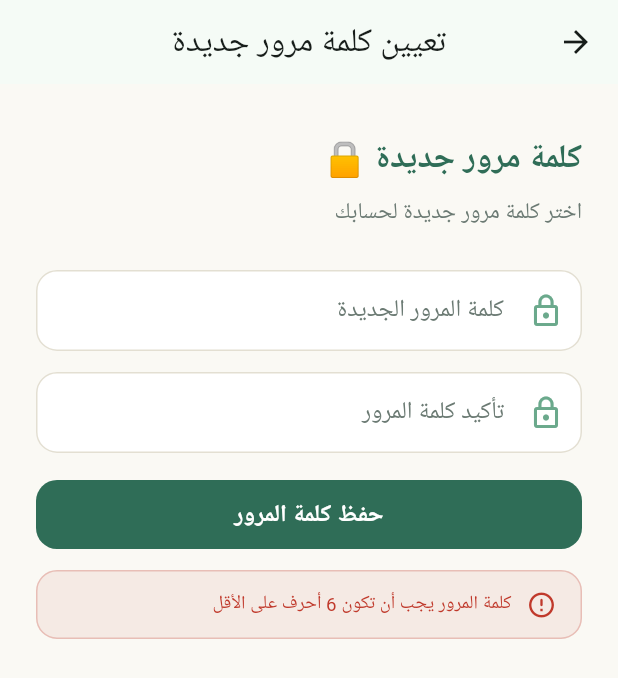
After one commit to Alanoud-Aloraydi/Athar-Fintech, a Flutter app: the ResetPasswordScreen screen opened directly, after a tap on "حفظ كلمة المرور", on a phone screen of 412 x 824 dp. The commit adds this screen. Shown: the top 678 px of the screen. Run offline on Flutter 3.47's test engine with Material 3 defaults, Android fonts, the phone set to English and light mode, and no system bars; our stand-ins replace shared_preferences, supabase_flutter, webview_flutter; missing offline and left inert: dart:html, dart:ui_web; accounts and stored records are empty; network calls fail; Roboto replaces fonts that are missing (Tajawal).

Commit message:
Add password recovery: forgot-password screen, Supabase resetPasswordForEmail with redirect, and set-new-password screen triggered by the recovery link
Replit-Task-Id: 52b5251e-5cbf-4146-b00f-39c6458d1d34

```diff
--- /dev/null
+++ b/athar_frontend/lib/screens/forgot_password_screen.dart
@@ -0,0 +1,230 @@
+import 'dart:async' show TimeoutException;
+
+import 'package:flutter/material.dart';
+import '../theme/app_theme.dart';
+import '../widgets/common_widgets.dart';
+import '../services/auth_service.dart';
+import '../core/auth_error_mapper.dart';
+
+/// Screen opened from "نسيت كلمة المرور؟" on the login screen.
+/// The user enters their email and Supabase sends a password-recovery link.
+class ForgotPasswordScreen extends StatefulWidget {
+  const ForgotPasswordScreen({super.key, this.initialEmail});
+
+  /// Pre-filled from the login screen's email field, if the user typed one.
+  final String? initialEmail;
+
+  @override
+  State<ForgotPasswordScreen> createState() => _ForgotPasswordScreenState();
+}
+
+class _ForgotPasswordScreenState extends State<ForgotPasswordScreen> {
+  final _authService = AuthService();
+  late final TextEditingController emailController;
+
+  bool isLoading = false;
+  bool _emailSent = false;
+  String? _errorMessage;
+
+  static const _timeout = Duration(seconds: 15);
+
+  @override
+  void initState() {
+    super.initState();
+    emailController = TextEditingController(text: widget.initialEmail ?? '');
+  }
+
+  @override
+  void dispose() {
+    emailController.dispose();
+    super.dispose();
+  }
+
+  Future<void> _submit() async {
+    final email = emailController.text.trim();
+    if (email.isEmpty || !email.contains('@')) {
+      setState(() => _errorMessage = 'صيغة البريد الإلكتروني غير صحيحة');
+      return;
+    }
+
+    setState(() {
+      isLoading = true;
+      _errorMessage = null;
+    });
+
+    try {
+      await _authService.resetPassword(email).timeout(_timeout);
+      if (!mounted) return;
+      setState(() => _emailSent = true);
+    } on TimeoutException catch (e) {
+      if (!mounted) return;
+      setState(() => _errorMessage = friendlyAuthErrorMessage(e,
+          fallback: 'استغرق الطلب وقتاً طويلاً، تحقّق من اتصالك وحاول مرة أخرى'));
+    } catch (e) {
+      if (!mounted) return;
+      setState(() => _errorMessage = friendlyAuthErrorMessage(
+          e, fallback: 'تعذّر إرسال رابط الاستعادة، حاول مرة أخرى'));
+    } finally {
+      if (mounted) setState(() => isLoading = false);
+    }
+  }
+
+  @override
+  Widget build(BuildContext context) {
+    return Scaffold(
+      appBar: AppBar(title: const Text('استعادة كلمة المرور'), centerTitle: true),
+      body: SafeArea(
+        child: SingleChildScrollView(
+          padding: const EdgeInsets.all(24),
+          child: Column(
+            crossAxisAlignment: CrossAxisAlignment.stretch,
+            children: _emailSent ? _buildSuccess() : _buildForm(),
+          ),
+        ),
+      ),
+    );
+  }
+
+  List<Widget> _buildForm() {
+    return [
+      const SizedBox(height: 10),
+      const Text('نسيت كلمة المرور؟ 🔑', style: AppTextStyles.h2),
+      const SizedBox(height: 6),
+      const Text(
+        'أدخل بريدك الإلكتروني وسنرسل لك رابطاً لإعادة تعيين كلمة المرور',
+        style: AppTextStyles.body,
+      ),
+      const SizedBox(height: 26),
+      AppTextField(
+        controller: emailController,
+        label: 'البريد الإلكتروني',
+        icon: Icons.email_outlined,
+        keyboardType: TextInputType.emailAddress,
+      ),
+      const SizedBox(height: 18),
+      PrimaryButton(
+        text: 'إرسال رابط الاستعادة',
+        isLoading: isLoading,
+        onPressed: _submit,
+      ),
+      if (_errorMessage != null) ...[
+        const SizedBox(height: 14),
+        AuthErrorBanner(
+          message: _errorMessage!,
+          isNetwork: _errorMessage!.contains('الاتصال') ||
+              _errorMessage!.contains('وقتاً'),
+          onRetry: _submit,
+        ),
+      ],
+      const SizedBox(height: 14),
+      Center(
+        child: TextButton(
+          onPressed: () => Navigator.pop(context),
+          child: const Text('العودة لتسجيل الدخول',
+              style: TextStyle(color: AppColors.primaryDark)),
+        ),
+      ),
+    ];
+  }
+
+  List<Widget> _buildSuccess() {
+    return [
+      const SizedBox(height: 40),
+      const Icon(Icons.mark_email_read_outlined,
+          size: 72, color: AppColors.primaryDark),
+      const SizedBox(height: 20),
+      const Text('تم إرسال الرابط ✉️',
+          style: AppTextStyles.h2, textAlign: TextAlign.center),
+      const SizedBox(height: 10),
+      Text(
+        'إذا كان البريد ${emailController.text.trim()} مسجّلاً لدينا، فستصلك رسالة تحتوي على رابط إعادة تعيين كلمة المرور. تحقّق أيضاً من مجلد الرسائل غير المرغوب فيها.',
+        style: AppTextStyles.body,
+        textAlign: TextAlign.center,
+      ),
+      const SizedBox(height: 30),
+      PrimaryButton(
+        text: 'العودة لتسجيل الدخول',
+        onPressed: () => Navigator.pop(context),
+      ),
+      const SizedBox(height: 12),
+      Center(
+        child: TextButton(
+          onPressed: () => setState(() => _emailSent = false),
+          child: const Text('لم تصلك الرسالة؟ أعد المحاولة',
+              style: TextStyle(color: AppColors.textSecondary)),
+        ),
+      ),
+    ];
+  }
+}
+
+// ── Shared inline error widget (same pattern as login/signup screens) ────────
+
+/// Public version of the auth error banner so the recovery screens can reuse
+/// it. Displays a retry link for network / timeout errors.
+class AuthErrorBanner extends StatelessWidget {
+  final String message;
+  final bool isNetwork;
+  final VoidCallback onRetry;
+
+  const AuthErrorBanner({
+    super.key,
+    required this.message,
+    required this.isNetwork,
+    required this.onRetry,
+  });
+
+  @override
+  Widget build(BuildContext context) {
+    return AnimatedSize(
+      duration: const Duration(milliseconds: 250),
+      curve: Curves.easeOut,
+      child: Container(
+        width: double.infinity,
+        padding: const EdgeInsets.symmetric(horizontal: 16, vertical: 12),
+        decoration: BoxDecoration(
+          color: AppColors.danger.withOpacity(0.08),
+          borderRadius: BorderRadius.circular(14),
+          border: Border.all(color: AppColors.danger.withOpacity(0.25)),
+        ),
+        child: Row(
+          crossAxisAlignment: CrossAxisAlignment.start,
+          children: [
+            const Icon(Icons.error_outline_rounded,
+                color: AppColors.danger, size: 20),
+            const SizedBox(width: 10),
+            Expanded(
+              child: Column(
+                crossAxisAlignment: CrossAxisAlignment.start,
+                children: [
+                  Text(
+                    message,
+                    style: AppTextStyles.small.copyWith(
+                      color: AppColors.danger,
+                      height: 1.5,
+                    ),
+                    textAlign: TextAlign.right,
+                  ),
+                  if (isNetwork) ...[
+                    const SizedBox(height: 8),
+                    GestureDetector(
+                      onTap: onRetry,
+                      child: Text(
+                        'إعادة المحاولة',
+                        style: AppTextStyles.small.copyWith(
+                          color: AppColors.danger,
+                          fontWeight: FontWeight.bold,
+                          decoration: TextDecoration.underline,
+                        ),
+                      ),
+                    ),
+                  ],
+                ],
+              ),
+            ),
+          ],
+        ),
+      ),
+    );
+  }
+}
--- /dev/null
+++ b/athar_frontend/lib/screens/reset_password_screen.dart
@@ -0,0 +1,131 @@
+import 'dart:async' show TimeoutException;
+
+import 'package:flutter/material.dart';
+import '../theme/app_theme.dart';
+import '../widgets/common_widgets.dart';
+import '../services/auth_service.dart';
+import '../core/auth_error_mapper.dart';
+import 'forgot_password_screen.dart' show AuthErrorBanner;
+import 'main_navigation_screen.dart';
+
+/// Opened automatically when the user follows the password-recovery link from
+/// the reset email (Supabase fires AuthChangeEvent.passwordRecovery — see
+/// main.dart). The user is authenticated with a temporary recovery session,
+/// so we can set the new password via `updateUser`.
+class ResetPasswordScreen extends StatefulWidget {
+  const ResetPasswordScreen({super.key});
+
+  @override
+  State<ResetPasswordScreen> createState() => _ResetPasswordScreenState();
+}
+
+class _ResetPasswordScreenState extends State<ResetPasswordScreen> {
+  final _authService = AuthService();
+  final passwordController = TextEditingController();
+  final confirmController = TextEditingController();
+
+  bool isLoading = false;
+  String? _errorMessage;
+
+  static const _timeout = Duration(seconds: 15);
+
+  @override
+  void dispose() {
+    passwordController.dispose();
+    confirmController.dispose();
+    super.dispose();
+  }
+
+  Future<void> _submit() async {
+    final password = passwordController.text;
+    if (password.length < 6) {
+      setState(
+          () => _errorMessage = 'كلمة المرور يجب أن تكون 6 أحرف على الأقل');
+      return;
+    }
+    if (password != confirmController.text) {
+      setState(() => _errorMessage = 'كلمتا المرور غير متطابقتين');
+      return;
+    }
+
+    setState(() {
+      isLoading = true;
+      _errorMessage = null;
+    });
+
+    try {
+      await _authService.updatePassword(password).timeout(_timeout);
+      if (!mounted) return;
+      ScaffoldMessenger.of(context).showSnackBar(
+        const SnackBar(content: Text('تم تغيير كلمة المرور بنجاح ✅')),
+      );
+      Navigator.pushAndRemoveUntil(
+        context,
+        MaterialPageRoute(builder: (_) => const MainNavigationScreen()),
+        (route) => false,
+      );
+    } on TimeoutException catch (e) {
+      if (!mounted) return;
+      setState(() => _errorMessage = friendlyAuthErrorMessage(e,
+          fallback: 'استغرق الطلب وقتاً طويلاً، تحقّق من اتصالك وحاول مرة أخرى'));
+    } catch (e) {
+      if (!mounted) return;
+      setState(() => _errorMessage = friendlyAuthErrorMessage(
+          e, fallback: 'تعذّر تغيير كلمة المرور، حاول مرة أخرى'));
+    } finally {
+      if (mounted) setState(() => isLoading = false);
+    }
+  }
+
+  @override
+  Widget build(BuildContext context) {
+    return Scaffold(
+      appBar:
+          AppBar(title: const Text('تعيين كلمة مرور جديدة'), centerTitle: true),
+      body: SafeArea(
+        child: SingleChildScrollView(
+          padding: const EdgeInsets.all(24),
+          child: Column(
+            crossAxisAlignment: CrossAxisAlignment.stretch,
+            children: [
+              const SizedBox(height: 10),
+              const Text('كلمة مرور جديدة 🔒', style: AppTextStyles.h2),
+              const SizedBox(height: 6),
+              const Text('اختر كلمة مرور جديدة لحسابك',
+                  style: AppTextStyles.body),
+              const SizedBox(height: 26),
+              AppTextField(
+                controller: passwordController,
+                label: 'كلمة المرور الجديدة',
+                icon: Icons.lock_outline,
+                obscureText: true,
+              ),
+              const SizedBox(height: 14),
+              AppTextField(
+                controller: confirmController,
+                label: 'تأكيد كلمة المرور',
+                icon: Icons.lock_outline,
+                obscureText: true,
+              ),
+              const SizedBox(height: 18),
+              PrimaryButton(
+                text: 'حفظ كلمة المرور',
+                isLoading: isLoading,
+                onPressed: _submit,
+              ),
+              if (_errorMessage != null) ...[
+                const SizedBox(height: 14),
+                AuthErrorBanner(
+                  message: _errorMessage!,
+                  isNetwork: _errorMessage!.contains('الاتصال') ||
+                      _errorMessage!.contains('وقتاً'),
+                  onRetry: _submit,
+                ),
+              ],
+            ],
+          ),
+        ),
+      ),
+    );
+  }
+}
```
Also changed, not shown: athar_frontend/lib/main.dart (+25 -0 lines), athar_frontend/lib/screens/login_screen.dart (+8 -1 lines), athar_frontend/lib/services/auth_service.dart (+22 -0 lines).
